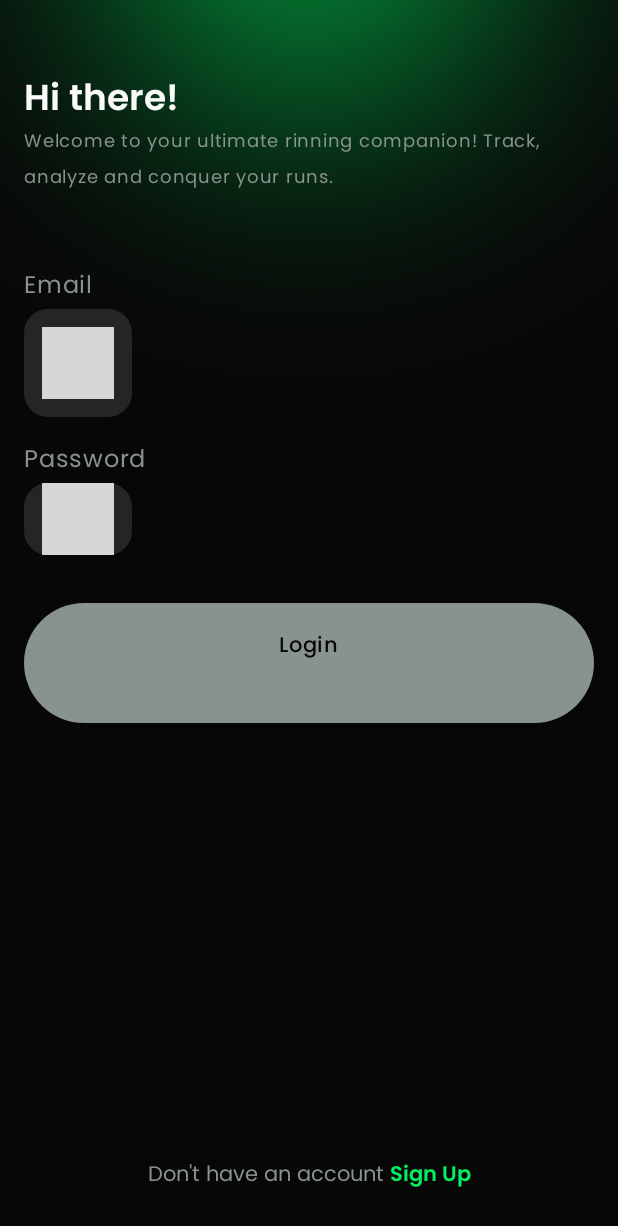
After one commit to VMinhoto/Runique, an Android app built with Jetpack Compose: the composable LoginScreen shown on its own in the app's theme, on a phone screen of 412 x 824 dp. The commit adds this screen. Shown: the top 1226 px of the screen. Run offline under Robolectric (Android 15) with nearby library versions, the phone set to English and light mode, and no system bars; 4 statements that could not run were skipped; grey boxes are pictures that could not be loaded.

Commit message:
Login mechanism

```diff
--- a/auth/presentation/src/main/java/com/example/auth/presentation/di/AuthViewModelModule.kt
+++ b/auth/presentation/src/main/java/com/example/auth/presentation/di/AuthViewModelModule.kt
@@ -1,9 +1,11 @@
 package com.example.auth.presentation.di
 
+import com.example.auth.presentation.login.LoginViewModel
 import com.example.auth.presentation.register.RegisterViewModel
 import org.koin.androidx.viewmodel.dsl.viewModelOf
 import org.koin.dsl.module
 
 val authViewModule = module {
     viewModelOf(::RegisterViewModel)
+    viewModelOf(::LoginViewModel)
 }
--- /dev/null
+++ b/auth/presentation/src/main/java/com/example/auth/presentation/login/LoginScreen.kt
@@ -0,0 +1,198 @@
+@file:OptIn(ExperimentalFoundationApi::class)
+
+package com.example.auth.presentation.login
+
+import android.widget.Toast
+import androidx.compose.foundation.ExperimentalFoundationApi
+import androidx.compose.foundation.layout.Box
+import androidx.compose.foundation.layout.Column
+import androidx.compose.foundation.layout.Spacer
+import androidx.compose.foundation.layout.fillMaxSize
+import androidx.compose.foundation.layout.fillMaxWidth
+import androidx.compose.foundation.layout.height
+import androidx.compose.foundation.layout.padding
+import androidx.compose.foundation.rememberScrollState
+import androidx.compose.foundation.text.ClickableText
+import androidx.compose.foundation.verticalScroll
+import androidx.compose.material3.MaterialTheme
+import androidx.compose.material3.Text
+import androidx.compose.runtime.Composable
+import androidx.compose.ui.Alignment
+import androidx.compose.ui.Modifier
+import androidx.compose.ui.platform.LocalContext
+import androidx.compose.ui.platform.LocalSoftwareKeyboardController
+import androidx.compose.ui.res.stringResource
+import androidx.compose.ui.text.SpanStyle
+import androidx.compose.ui.text.buildAnnotatedString
+import androidx.compose.ui.text.font.FontWeight
+import androidx.compose.ui.text.withStyle
+import androidx.compose.ui.tooling.preview.Preview
+import androidx.compose.ui.unit.dp
+import androidx.compose.ui.unit.sp
+import com.example.auth.presentation.R
+import com.example.auth.presentation.register.RegisterAction
+import com.example.core.presentation.designsystem.EmailIcon
+import com.example.core.presentation.designsystem.Poppins
+import com.example.core.presentation.designsystem.RuniqueGray
+import com.example.core.presentation.designsystem.RuniqueTheme
+import com.example.core.presentation.designsystem.components.GradientBackground
+import com.example.core.presentation.designsystem.components.RuniqueActionButton
+import com.example.core.presentation.designsystem.components.RuniquePasswordTextField
+import com.example.core.presentation.designsystem.components.RuniqueTextField
+import com.example.core.presentation.ui.ObserveAsEvents
+import org.koin.androidx.compose.koinViewModel
+
+@Composable
+fun LoginScreenRoot(
+    onLoginSuccess: () -> Unit,
+    onSignUpClick: () -> Unit,
+    viewModel: LoginViewModel = koinViewModel(),
+) {
+    val context = LocalContext.current
+    val keyboardController = LocalSoftwareKeyboardController.current
+    ObserveAsEvents(viewModel.events) { event ->
+        when(event) {
+            is LoginEvent.Error -> {
+                keyboardController?.hide()
+                Toast.makeText(
+                    context,
+                    event.error.asString(context),
+                    Toast.LENGTH_LONG
+                ).show()
+            }
+            LoginEvent.LoginSuccess -> {
+                keyboardController?.hide()
+                Toast.makeText(
+                    context,
+                    R.string.youre_logged_in,
+                    Toast.LENGTH_LONG
+                ).show()
+
+                onLoginSuccess()
+            }
+        }
+    }
+    LoginScreen(
+        state = viewModel.state,
+        onAction = { action ->
+            when(action) {
+                is LoginAction.OnRegisterClick -> onSignUpClick()
+                else -> Unit
+            }
+            viewModel.onAction(action)
+        }
+    )
+}
+
+@Composable
+private fun LoginScreen(
+    state: LoginState,
+    onAction: (LoginAction) -> Unit
+) {
+    GradientBackground {
+        Column(
+            modifier = Modifier
+                .fillMaxSize()
+                .verticalScroll(rememberScrollState())
+                .padding(horizontal = 16.dp)
+                .padding(vertical = 32.dp)
+                .padding(top = 16.dp)
+        ) {
+            Text(
+                text = stringResource(id = R.string.hi_there),
+                fontWeight = FontWeight.SemiBold,
+                style = MaterialTheme.typography.headlineMedium
+            )
+            Text(
+                text = stringResource(id = R.string.runique_welcome_text),
+                fontSize = 12.sp,
+                color = MaterialTheme.colorScheme.onSurfaceVariant
+            )
+
+            Spacer(modifier = Modifier.height(48.dp))
+
+            RuniqueTextField(
+                state = state.email,
+                startIcon = EmailIcon,
+                endIcon = null,
+                hint = stringResource(id = R.string.example_email),
+                title = stringResource(id = R.string.email),
+                modifier = Modifier.fillMaxWidth()
+            )
+            Spacer(modifier = Modifier.height(16.dp))
+            RuniquePasswordTextField(
+                state = state.password,
+                isPasswordVisible = state.isPasswordVisible,
+                onTogglePasswordVisibility = {
+                    onAction(LoginAction.OnTogglePasswordVisibility)
+                },
+                hint = stringResource(id = R.string.password),
+                title = stringResource(id = R.string.password),
+                modifier = Modifier.fillMaxWidth()
+            )
+            Spacer(modifier = Modifier.height(32.dp))
+            RuniqueActionButton(
+                text = stringResource(id = R.string.login),
+                isLoading = state.isLoggingIn,
+                enabled = state.canLogin,
+                onClick = {
+                    onAction(LoginAction.OnLoginClick)
+                },
+            )
+
+            val annotatedString = buildAnnotatedString {
+                withStyle(
+                    style = SpanStyle(
+                        fontFamily = Poppins,
+                        color = MaterialTheme.colorScheme.onSurfaceVariant
+                    )
+                ) {
+                    append(stringResource(id = R.string.dont_have_an_account) + " ")
+                    pushStringAnnotation(
+                        tag = "clickable_text",
+                        annotation = stringResource(id = R.string.sign_up)
+                    )
+                    withStyle(
+                        style = SpanStyle(
+                            fontWeight = FontWeight.SemiBold,
+                            color = MaterialTheme.colorScheme.primary,
+                            fontFamily = Poppins
+                        )
+                    ) {
+                        append(stringResource(id = R.string.sign_up))
+                    }
+                }
+            }
+            Box(
+                modifier = Modifier
+                    .align(Alignment.CenterHorizontally)
+                    .weight(1f),
+                contentAlignment = Alignment.BottomCenter
+            ) {
+                ClickableText(
+                    text = annotatedString,
+                    onClick = { offset ->
+                        annotatedString.getStringAnnotations(
+                            tag = "clickable_text",
+                            start = offset,
+                            end = offset
+                        ).firstOrNull()?.let {
+                            onAction(LoginAction.OnRegisterClick)
+                        }
+                    }
+                )
+            }
+        }
+    }
+}
+
+@Preview
+@Composable
+private fun LoginScreenPreview() {
+    RuniqueTheme {
+        LoginScreen(
+            state = LoginState(),
+            onAction = {}
+        )
+    }
+}
--- /dev/null
+++ b/auth/presentation/src/main/java/com/example/auth/presentation/login/LoginState.kt
@@ -0,0 +1,14 @@
+@file:OptIn(ExperimentalFoundationApi::class)
+
+package com.example.auth.presentation.login
+
+import androidx.compose.foundation.ExperimentalFoundationApi
+import androidx.compose.foundation.text2.input.TextFieldState
+
+data class LoginState(
+    val email: TextFieldState = TextFieldState(),
+    val password: TextFieldState = TextFieldState(),
+    val isPasswordVisible: Boolean = false,
+    val canLogin: Boolean = false,
+    val isLoggingIn: Boolean = false
+)
--- a/auth/presentation/src/main/res/values/strings.xml
+++ b/auth/presentation/src/main/res/values/strings.xml
@@ -19,4 +19,8 @@
     <string name="register">Register</string>
     <string name="error_email_exists">A user with that email already exists.</string>
     <string name="registration_successful">Registration successful! You can log in now.</string>
+    <string name="hi_there">Hi there!</string>
+    <string name="runique_welcome_text">Welcome to your ultimate rinning companion! Track, analyze and conquer your runs.</string>
+    <string name="dont_have_an_account">Don\'t have an account</string>
+    <string name="youre_logged_in">You\'re logged in.</string>
 </resources>
--- a/core/data/src/main/java/com/example/core/data/di/CoreDataModule.kt
+++ b/core/data/src/main/java/com/example/core/data/di/CoreDataModule.kt
@@ -10,7 +10,7 @@ import org.koin.dsl.module
 
 val coreDataModule = module {
     single {
-        HttpClientFactory().build()
+        HttpClientFactory(get()).build()
     }
     singleOf(::EncryptedSessionStorage).bind<SessionStorage>()
 }
```
Also changed, not shown: app/src/main/java/com/example/runique/NavigationRoot.kt (+19 -1 lines), auth/presentation/src/main/java/com/example/auth/presentation/login/LoginAction.kt (added, +7 -0 lines), auth/presentation/src/main/java/com/example/auth/presentation/login/LoginEvent.kt (added, +8 -0 lines), auth/presentation/src/main/java/com/example/auth/presentation/login/LoginViewModel.kt (added, +26 -0 lines), core/presentation/designsystem/src/main/java/com/example/core/presentation/designsystem/components/RuniqueActionButton.kt (+4 -7 lines).
